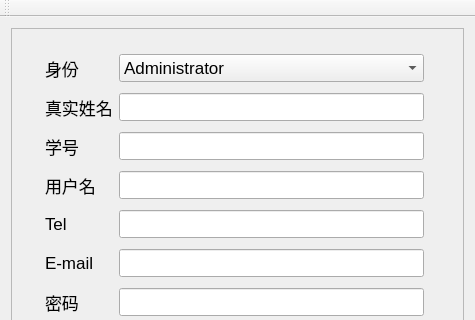
lixiaojia2017/libclient, file new_user.ui: the form before one commit; both pictures show x 0 to 475 and y 0 to 320 of the 475 by 500 pixel window.
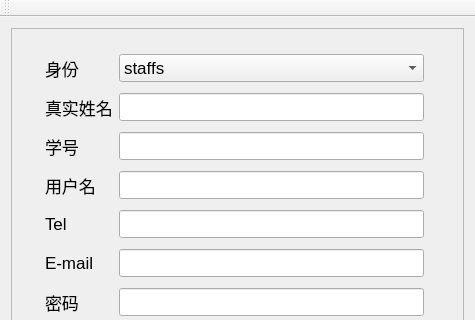
The form after the commit.

```diff
--- a/new_user.ui
+++ b/new_user.ui
@@ -104,7 +104,7 @@
             <widget class="QComboBox" name="comboBox">
              <item>
               <property name="text">
-               <string>Administrator</string>
+               <string>staffs</string>
               </property>
              </item>
              <item>
```
Left out of the diff: 2 changed lines with no effect on the pictures.
